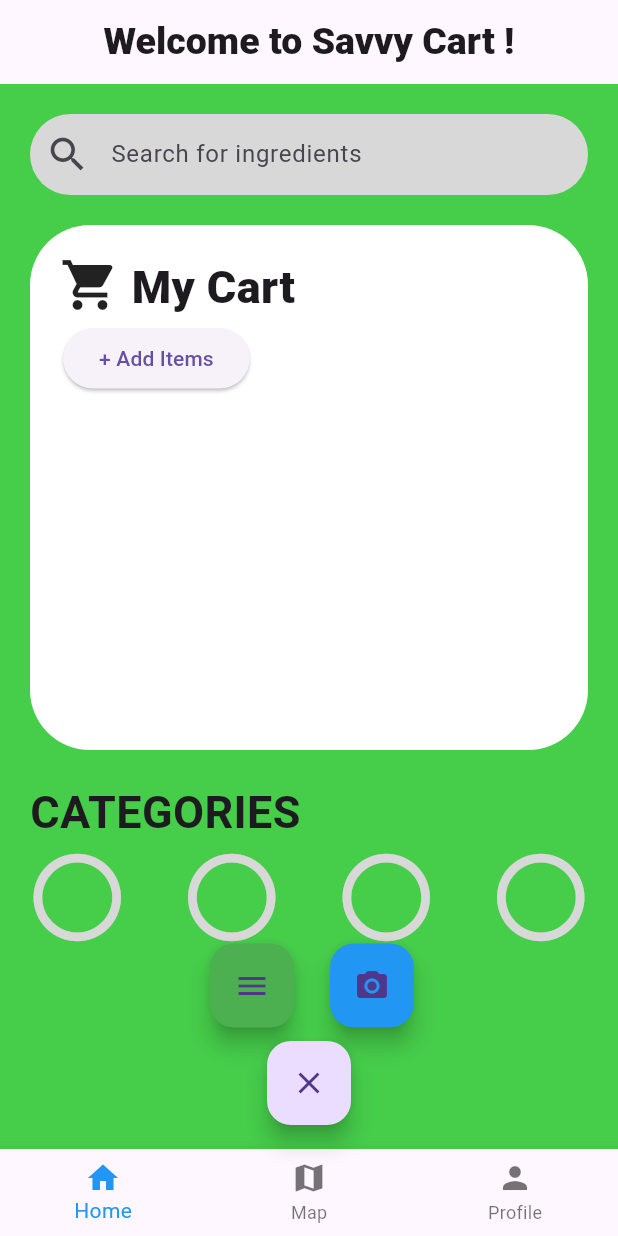
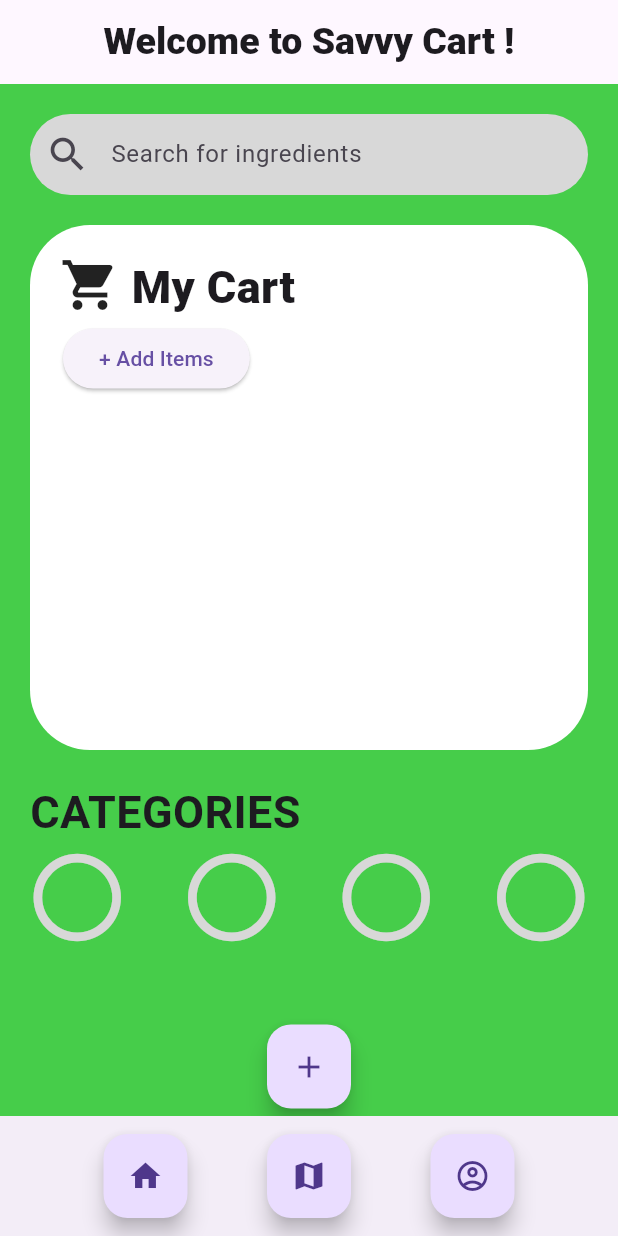
Before and after one commit to tepennnn/GDGoC-Team-7, a Flutter app: the screen it shows after launch, after a tap on the "add" icon, on a phone screen of 412 x 824 dp. Run offline on Flutter 3.47's test engine with Material 3 defaults, Android fonts, the phone set to English and light mode, and no system bars; our stand-ins replace flutter_svg.

Commit message:
Revert "merge (#10)"
This reverts commit f805da64d3d952cfaac9ebed06a970b9c615c267.

```diff
--- a/flutter_application/lib/main.dart
+++ b/flutter_application/lib/main.dart
@@ -1,5 +1,6 @@
-import 'package:flutter_application/pages/splashScreen.dart';
+import 'package:flutter_application/pages/home.dart';
 import 'package:flutter/material.dart';
+
 void main() {
   runApp(const MyApp());
 }
@@ -11,7 +12,7 @@ class MyApp extends StatelessWidget {
     return MaterialApp(
       debugShowCheckedModeBanner: false,
       // theme: ThemeData(fontFamily: 'SourGummy'),
-      home: SplashScreen()
+      home: const HomePage()
     );
   }
 }
--- a/flutter_application/lib/pages/home.dart
+++ b/flutter_application/lib/pages/home.dart
@@ -1,23 +1,10 @@
+import 'dart:async';
+
 import 'package:flutter/material.dart';
-import 'package:flutter_application/pages/search_page.dart';
-import 'package:flutter_application/pages/map.dart';
-import 'package:flutter_application/pages/profile_history.dart';
+import 'package:flutter_svg/flutter_svg.dart';
 
-class HomePage extends StatefulWidget {
+class HomePage extends StatelessWidget {
   const HomePage({super.key});
-  @override
-  State<HomePage> createState() => _HomePageState();
-}
-
-class _HomePageState extends State<HomePage> {
-
-  // Parameter for camera button
-  bool _isExpanded = false;
-  void _toggleMenu() {
-    setState(() {
-      _isExpanded = !_isExpanded;
-    });
-  }
 
   @override
   Widget build(BuildContext context) {
@@ -28,74 +15,131 @@ class _HomePageState extends State<HomePage> {
         crossAxisAlignment: CrossAxisAlignment.center,
         children: [
           _searchBar(),
-          _centralBox(),
-          _categories(),
+          _centerBox(),
+          _categoriesText(),
+          _categoriesCircle(),
           SizedBox(height: 50),
+          _bottomButton()
         ],
       ),
+      bottomNavigationBar: _bottomBar(),
 
-      floatingActionButton: SizedBox(
-        width: 380, // Adjust width to fit multiple buttons
-        height: 200, // Adjust height for spacing
-        child: _scanningButton(),
-      ),
-
-      bottomNavigationBar: CustomNavBar(selectedIndex: 0),
     );
   }
 
-  Stack _scanningButton() {
-    return Stack(
-      alignment: Alignment.bottomCenter,
-      children: [
-        if (_isExpanded) ...[
-          // Camera Button
-          Positioned(
-            bottom: 65,  // Adjusted spacing above main button
-            right: 120,
-            child: FloatingActionButton(
-              heroTag: "camera",
-              onPressed: () {
-                print("Camera Clicked!");
-              },
-              backgroundColor: Colors.blue,
-              child: Icon(Icons.camera_alt),
-            ),
+  FloatingActionButton _bottomButton() {
+    return FloatingActionButton(
+          onPressed: (){print('menu');},
+          child: const  Icon(Icons.add),
+        );
+  }
+
+  BottomAppBar _bottomBar() {
+    return BottomAppBar(
+      shape: const CircularNotchedRectangle(),
+      child: Row(
+        mainAxisAlignment: MainAxisAlignment.spaceEvenly,
+        children: [
+          FloatingActionButton(
+            onPressed: (){print('home');},
+            child: const Icon(Icons.home),
           ),
-          // Menu Button (Above Camera Button)
-          Positioned(
-            bottom: 65, // Increased spacing to avoid overlap
-            right: 200,
-            child: FloatingActionButton(
-              heroTag: "menu",
-              onPressed: () {
-                print("Menu Clicked!");
-              },
-              backgroundColor: Colors.green,
-              child: Icon(Icons.menu),
-            ),
+          FloatingActionButton(
+            onPressed: (){print('map');},
+            child: const Icon(Icons.map),
+          ),
+          FloatingActionButton(
+            onPressed: (){print('profile');},
+            child: const Icon(Icons.account_circle_outlined),
           ),
         ],
-        // Main FAB (Toggles Expansion)
-        FloatingActionButton(
-          onPressed: _toggleMenu,
-          child: Icon(_isExpanded ? Icons.close : Icons.add),
+      ),
+    );
+  }
+
+  Container _centerBox() {
+    return Container(
+          width: 400,
+          height: 350,
+          margin: EdgeInsets.all(20),
+          padding: EdgeInsets.all(20),
+          decoration: BoxDecoration(
+            borderRadius: BorderRadius.circular(40),
+            color: Colors.white,
+            shape: BoxShape.rectangle,
+          ),
+        // The shopping cart and text part
+          child: Column(
+            children: [
+              _myCartBar(),
+              _addItemButton(),
+            ],
+          ),
+        );
+  }
+
+  Align _categoriesText() {
+    return Align(
+      alignment: Alignment.centerLeft,
+      child: Padding(
+        padding: const EdgeInsets.only(left: 20),
+        child: Text(
+          'CATEGORIES',
+          style: TextStyle(
+            fontSize: 30,
+            fontWeight: FontWeight.w700,
+          ),
         ),
-      ],
+      ),
     );
+  }
+
+  Padding _addItemButton() {
+    return Padding(
+      padding: const EdgeInsets.all(2.0),
+      child: Align(
+        alignment: Alignment.centerLeft,
+        child: ElevatedButton(
+          onPressed: (){print('Adding Items');},
+          child: Text('+ Add Items')
+        ),
+      ),
+    );
+  }
+
+  Row _myCartBar() {
+    return Row(
+            crossAxisAlignment: CrossAxisAlignment.start,
+            children: [
+              Icon(
+                Icons.shopping_cart,
+                size: 40,
+              ),
+              Text(
+                ' My Cart',
+                style: TextStyle(
+                  fontSize: 30,
+                  fontWeight: FontWeight.w900,
+                ),
+              ),
+            ],
+          );
   }
 
   Container _searchBar() {
     return Container(
-      margin: EdgeInsets.only(top: 20, left: 20, right: 20),
-      child: GestureDetector(
-        onTap: () {
-          Navigator.push(
-            context,
-            MaterialPageRoute(builder: (context) => SearchPage()),
-          );
-        },
-        child: AbsorbPointer( // Prevents keyboard from appearing
+          margin: EdgeInsets.only(top: 20, left: 20, right: 20),
+          decoration: BoxDecoration(
+            boxShadow: [
+// Adds shadow to the search box
+              // BoxShadow(
+              //   color: Color(0xff1D1D1D).withOpacity(0.40),
+              //   blurRadius: 60,
+              //   spreadRadius: 1.0
+              // )
+            ]
+          ),
+
           child: TextField(
             decoration: InputDecoration(
               filled: true,
@@ -107,94 +151,17 @@ class _HomePageState extends State<HomePage> {
                 child: Icon(
                   Icons.search,
                   size: 30,
-                ),
+                )
               ),
+
               border: OutlineInputBorder(
                 borderRadius: BorderRadius.circular(30),
                 borderSide: BorderSide.none,
-              ),
+              )
             ),
           ),
-        ),
-      ),
-    );
-  }
-
-
-  Container _centralBox() {
-    return Container(
-            width: 400,
-            height: 350,
-            margin: EdgeInsets.all(20),
-            padding: EdgeInsets.all(20),
-            decoration: BoxDecoration(
-              borderRadius: BorderRadius.circular(40),
-              color: Colors.white,
-              shape: BoxShape.rectangle,
-            ),
-            child: Column(
-              children: [
-                // Cart Bar
-                Row(
-                  crossAxisAlignment: CrossAxisAlignment.start,
-                  children: [
-                    Icon(
-                      Icons.shopping_cart,size: 40,),
-                      Text(
-                        ' My Cart',
-                        style: TextStyle(
-                          fontSize: 30,
-                          fontWeight: FontWeight.w900,
-                        ),
-                      ),
-                  ],
-                ),
-                // Add item button
-                Padding(
-                  padding: const EdgeInsets.all(2.0),
-                  child: Align(
-                    alignment: Alignment.centerLeft,
-                    child: ElevatedButton(
-                      onPressed: (){print('Adding Items');},
-                      child: Text('+ Add Items')
-                    ),
-                  ),
-                ),
-              ],
-            ),
-          );
-  }
-
-  Column _categories() {
-    return Column(
-          children: [
-            Align(
-              alignment: Alignment.centerLeft,
-              child: Padding(
-                padding: const EdgeInsets.only(left: 20),
-                child: Text(
-                  'CATEGORIES',
-                  style: TextStyle(
-                    fontSize: 30,
-                    fontWeight: FontWeight.w700,
-                  ),
-                ),
-              ),
-            ),
-            Row(
-              mainAxisAlignment: MainAxisAlignment.spaceAround,
-              children: [
-                Icon(Icons.circle_outlined, size: 70, color: Color.fromARGB(255, 216, 216, 216)),
-                Icon(Icons.circle_outlined, size: 70, color: Color.fromARGB(255, 216, 216, 216)),
-                Icon(Icons.circle_outlined, size: 70, color: Color.fromARGB(255, 216, 216, 216)),
-                Icon(Icons.circle_outlined, size: 70, color: Color.fromARGB(255, 216, 216, 216)),
-              ],
-            ),
-          ],
         );
   }
-
-
 
   AppBar appBar() {
     return AppBar(
@@ -208,43 +175,24 @@ class _HomePageState extends State<HomePage> {
       centerTitle: true,
     );
   }
+
 }
 
-// Custom Bottom Navigation Bar
-class CustomNavBar extends StatelessWidget {
-  final int selectedIndex;
-
-  CustomNavBar({required this.selectedIndex});
-
-  void _onItemTapped(BuildContext context, int index) {
-    if (index == selectedIndex) return; // Prevent reloading the same page
-
-    Widget nextPage;
-    if (index == 0) {
-      nextPage = HomePage();
-    } else if (index == 1) {
-      nextPage = MapPage();
-    } else {
-      nextPage = ProfilePage();
-    }
-
-    Navigator.pushReplacement(
-      context,
-      MaterialPageRoute(builder: (context) => nextPage),
-    );
-  }
+class _categoriesCircle extends StatelessWidget {
+  const _categoriesCircle({
+    super.key,
+  });
 
   @override
   Widget build(BuildContext context) {
-    return BottomNavigationBar(
-      items: const <BottomNavigationBarItem>[
-        BottomNavigationBarItem(icon: Icon(Icons.home), label: 'Home'),
-        BottomNavigationBarItem(icon: Icon(Icons.map), label: 'Map'),
-        BottomNavigationBarItem(icon: Icon(Icons.person), label: 'Profile'),
+    return Row(
+      mainAxisAlignment: MainAxisAlignment.spaceAround,
+      children: [
+        Icon(Icons.circle_outlined, size: 70, color: Color.fromARGB(255, 216, 216, 216)),
+        Icon(Icons.circle_outlined, size: 70, color: Color.fromARGB(255, 216, 216, 216)),
+        Icon(Icons.circle_outlined, size: 70, color: Color.fromARGB(255, 216, 216, 216)),
+        Icon(Icons.circle_outlined, size: 70, color: Color.fromARGB(255, 216, 216, 216)),
       ],
-      currentIndex: selectedIndex,
-      selectedItemColor: Colors.blue,
-      onTap: (index) => _onItemTapped(context, index),
     );
   }
 }
--- a/flutter_application/lib/pages/splashScreen.dart
+++ /dev/null
@@ -1,40 +0,0 @@
-import 'package:flutter/material.dart';
-import 'package:flutter_application/pages/home.dart'; // Import your HomePage
-
-class SplashScreen extends StatefulWidget {
-  const SplashScreen({super.key});
-  @override
-  _SplashScreenState createState() => _SplashScreenState();
-}
-
-class _SplashScreenState extends State<SplashScreen> {
-  @override
-  void initState() {
-    super.initState();
-
-    // Navigate to HomePage after 1 seconds
-    Future.delayed(Duration(seconds: 1), () {
-      Navigator.pushReplacement(
-        context,
-        MaterialPageRoute(builder: (context) => HomePage()),
-      );
-    });
-  }
-
-  @override
-  Widget build(BuildContext context) {
-    return Scaffold(
-      backgroundColor: Colors.green, // Green background
-      body: Center(
-        child: Text(
-          "Savvy Cart",
-          style: TextStyle(
-            fontSize: 40,
-            fontWeight: FontWeight.bold,
-            color: Colors.white,
-          ),
-        ),
-      ),
-    );
-  }
-}
```
Also changed, not shown: flutter_application/lib/pages/map.dart (deleted, +0 -60 lines), flutter_application/lib/pages/profile_history.dart (deleted, +0 -60 lines), flutter_application/lib/pages/search_page.dart (deleted, +0 -138 lines), flutter_application/assets/icons/back_arrow_icon.svg (deleted), flutter_application/lib/pages/searchBar.dart (added).
